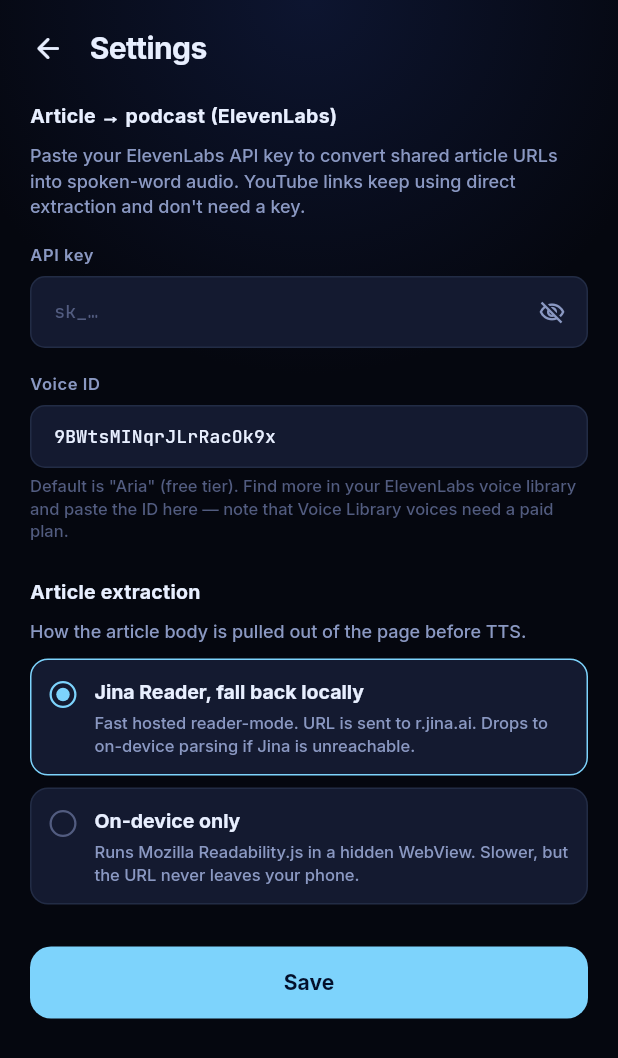
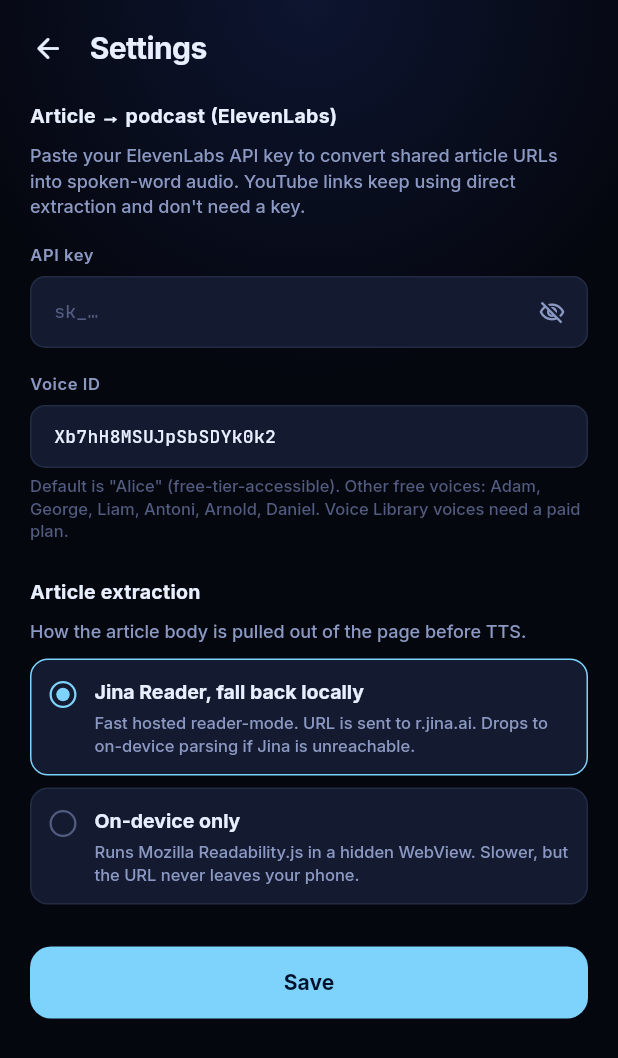
Before and after one commit to wgorski/podcastr, a Flutter app: the SettingsScreen screen opened directly, on a phone screen of 412 x 824 dp. Shown: the top 1058 px of the screen. Run offline on Flutter 3.47's test engine with Material 3 defaults, Android fonts, the light colour scheme and no system bars; our stand-ins replace google_fonts, just_audio, just_audio_background, permission_handler, share_plus, shared_preferences; missing offline and left inert: flutter_inappwebview, receive_sharing_intent; accounts and stored records are empty; statements that could not run were skipped.

Commit message:
Default to Alice voice (free-tier-accessible) and ignore .token files
Confirmed via the real ElevenLabs free API key: both 'Rachel' and 'Aria'
return HTTP 402 'Free users cannot use library voices via the API.'
Tested every historically-default voice ID — the ones still synthesizable
on free plans are Adam, George, Liam, Antoni, Arnold, Daniel, and Alice.
Picked Alice as the new default; verified end-to-end with the Polish
gazetatrybunalska article (1.5 MB MP3 written, track lands as 'ready').

Also added /elevenlabs.token and /*.token to .gitignore so the test
credential never gets staged.

```diff
--- a/lib/screens/settings_screen.dart
+++ b/lib/screens/settings_screen.dart
@@ -122,7 +122,7 @@
                           ),
                           const SizedBox(height: 4),
                           Text(
-                            'Default is "Aria" (free tier). Find more in your ElevenLabs voice library and paste the ID here — note that Voice Library voices need a paid plan.',
+                            'Default is "Alice" (free-tier-accessible). Other free voices: Adam, George, Liam, Antoni, Arnold, Daniel. Voice Library voices need a paid plan.',
                             style: AuroraTheme.body(
                                 size: 11, color: AuroraTheme.dim, height: 1.4),
                           ),
--- a/lib/services/elevenlabs_tts.dart
+++ b/lib/services/elevenlabs_tts.dart
@@ -35,10 +35,13 @@
   /// long.
   static const int chunkLimit = 3000;
   static const String _baseUrl = 'https://api.elevenlabs.io/v1/text-to-speech';
-  // "Aria" — one of the premade voices that ElevenLabs keeps in the free
-  // tier. The older "Rachel" voice (21m00Tcm4TlvDq8ikWAM) was moved to the
-  // Voice Library, which free API keys can't synthesize.
-  static const String defaultVoiceId = '9BWtsMINqrJLrRacOk9x';
+  // "Alice" — one of the legacy default voices that ElevenLabs still lets
+  // free API keys synthesize. Both "Rachel" (21m00Tcm4TlvDq8ikWAM) and the
+  // newer "Aria" (9BWtsMINqrJLrRacOk9x) were moved to the Voice Library
+  // and now return HTTP 402 "Free users cannot use library voices via the
+  // API" on free plans. The known-free siblings as of mid-2026 are Adam,
+  // George, Liam, Antoni, Arnold, Daniel, and Alice.
+  static const String defaultVoiceId = 'Xb7hH8MSUJpSbSDYk0k2';
   static const String defaultModelId = 'eleven_multilingual_v2';
 
   final http.Client _client;
--- a/pubspec.yaml
+++ b/pubspec.yaml
@@ -1,7 +1,7 @@
 name: podcastr
 description: Podcastr — Aurora-themed audio library (Flutter port of the design prototype).
 publish_to: "none"
-version: 0.9.5
+version: 0.9.6
 
 environment:
   sdk: ">=3.6.0 <4.0.0"
```
Also changed, not shown: 1 other file.
